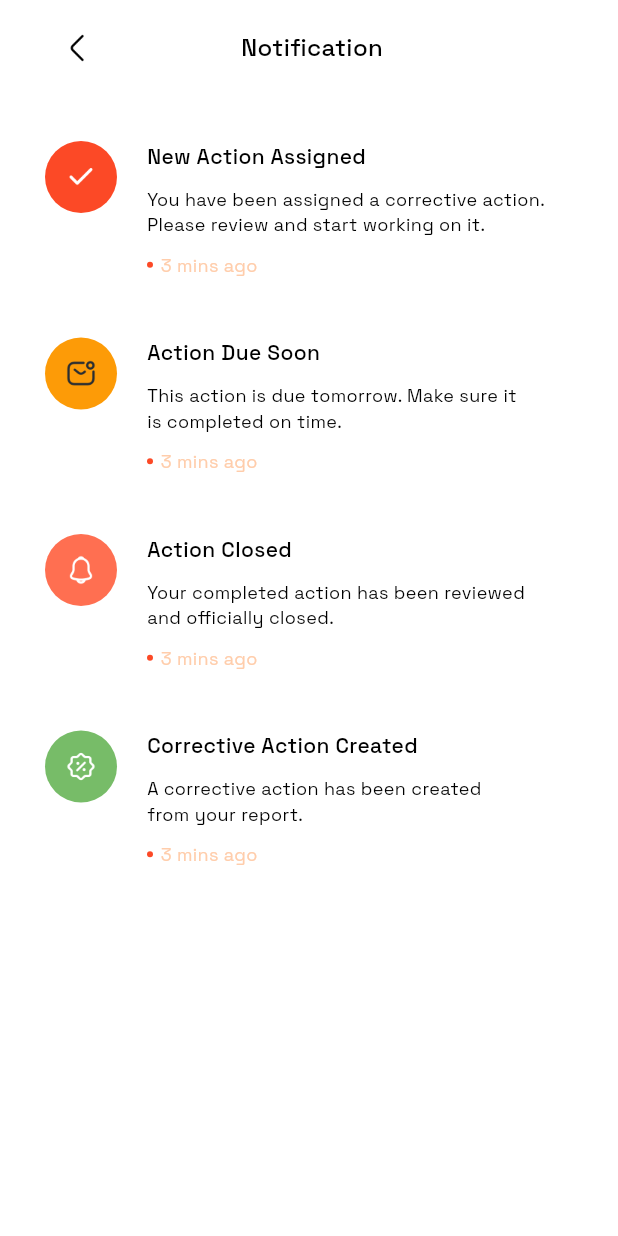
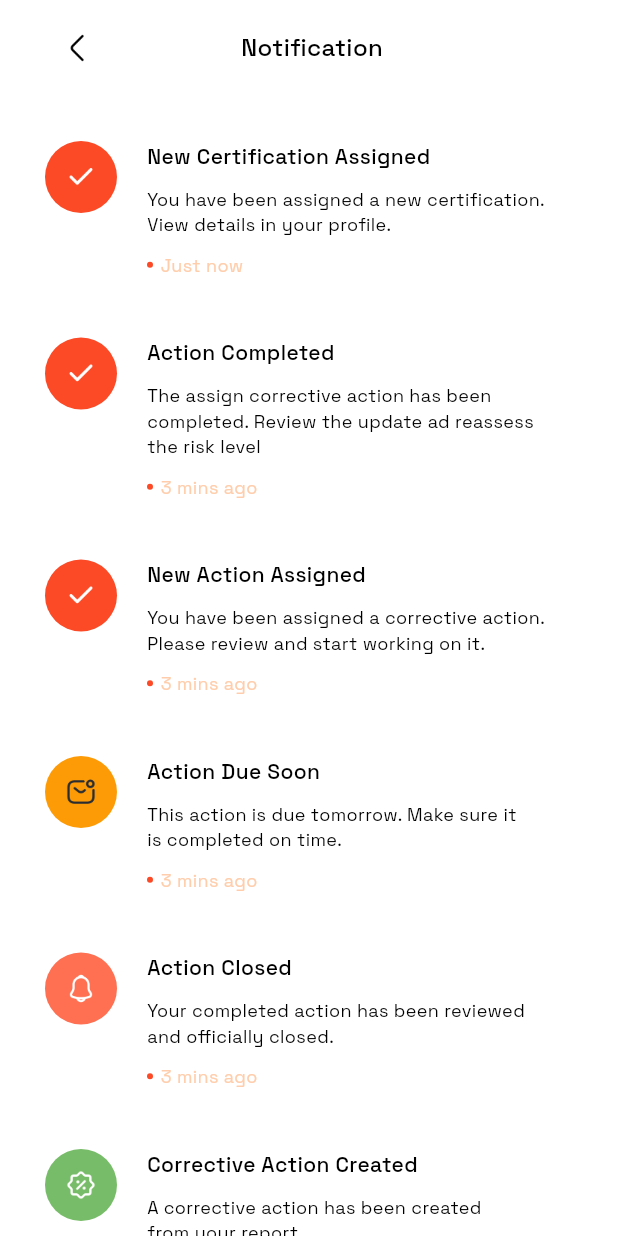
Before and after one commit to Digxital/HSE-Project, a Flutter app: the NotificationScreen screen opened by its route, on a phone screen of 412 x 824 dp. Run offline on Flutter 3.47's test engine with Material 3 defaults, Android fonts, the phone set to English and light mode, and no system bars; our stand-ins replace cached_network_image, flutter_secure_storage, flutter_svg, go_router, google_fonts, image_picker and 2 more; missing offline and left inert: flutter_appauth; accounts and stored records are empty.

Commit message:
implemented Certification UI and updated Notification screen

```diff
--- a/lib/login.dart
+++ b/lib/login.dart
@@ -89,8 +89,8 @@ class _LoginState extends State<Login> {
                             color: Colors.transparent,
                             child: InkWell(
                               borderRadius: BorderRadius.circular(12),
-                              onTap: _isLoading ? null : _signInWithMicrosoft,
-                              // onTap: () => context.push(AppRoutes.bottomNav),
+                              // onTap: _isLoading ? null : _signInWithMicrosoft,
+                              onTap: () => context.push(AppRoutes.bottomNav),
                               child: Center(
                                 child: _isLoading
                                     ? const SizedBox(
--- a/lib/notification_screen.dart
+++ b/lib/notification_screen.dart
@@ -18,10 +18,27 @@ class _NotificationScreenState extends State<NotificationScreen> {
   Widget build(BuildContext context) {
     return Scaffold(
       backgroundColor: Colors.white,
-      body: SafeArea(
+      body: SingleChildScrollView(
+        child: SafeArea(
           child: Column(
             children: [
               const Header(),
+              addVerticalSpace(30),
+              const NotificationMessage(
+                  icon: AppFilePaths.done2,
+                  iconBgColor: AppColors.primaryColor,
+                  title: "New Certification Assigned",
+                  description:
+                      "You have been assigned a new certification.\nView details in your profile.",
+                  time: "Just now"),
+              addVerticalSpace(30),
+              const NotificationMessage(
+                  icon: AppFilePaths.done2,
+                  iconBgColor: AppColors.primaryColor,
+                  title: "Action Completed",
+                  description:
+                      "The assign corrective action has been\ncompleted. Review the update ad reassess\nthe risk level",
+                  time: "3 mins ago"),
               addVerticalSpace(30),
               const NotificationMessage(
                   icon: AppFilePaths.done2,
@@ -55,6 +72,7 @@ class _NotificationScreenState extends State<NotificationScreen> {
                       "A corrective action has been created\nfrom your report.",
                   time: "3 mins ago"),
             ],
+          ),
         ),
       ),
     );
--- a/lib/profile/profile_screen.dart
+++ b/lib/profile/profile_screen.dart
@@ -53,6 +53,11 @@ class _ProfileScreenState extends State<ProfileScreen> {
                       onTap: () => context.push(AppRoutes.editProfile),
                       icon: AppFilePaths.profile3,
                       text: "My Profile"),
+                  addVerticalSpace(10),
+                  ProfileTile(
+                      onTap: () => context.push(AppRoutes.certification),
+                      icon: AppFilePaths.personalCard,
+                      text: "Certification"),
                   addVerticalSpace(10),
                   ProfileTile(
                       onTap: () {},
--- a/lib/utils/app_file_paths.dart
+++ b/lib/utils/app_file_paths.dart
@@ -65,4 +65,6 @@ class AppFilePaths {
   static const String filter = "assets/images/filter.png";
   static const String actionWhite = "assets/images/actions_white.png";
   static const String actionGrey = "assets/images/actions_grey.png";
+  static const String personalCard = "assets/images/personal_card.png";
+  static const String tickCircle = "assets/images/tick_circle.png";
 }
--- a/lib/utils/route.dart
+++ b/lib/utils/route.dart
@@ -18,6 +18,7 @@ class AppRoutes {
 
   // ================= Profile Route paths =================
   static const String editProfile = '/edit-profile';
+  static const String certification = '/certification';
 
   // ================= Report Route paths =================
   static const String createReport = '/create-report';
@@ -52,6 +53,7 @@ class AppRoutes {
   static const String actionSuccessScreenName = 'action-success-screen';
   static const String profileName = 'profile';
   static const String editProfileName = 'edit-profile';
+  static const String certificationName = 'certification';
   static const String createReportName = 'create-report';
   static const String reportAgentName = '/report-agent';
   static const String newReportScreenName = '/new-report-screen';
--- a/lib/utils/router.dart
+++ b/lib/utils/router.dart
@@ -11,6 +11,7 @@ import 'package:invera_hse/login.dart';
 import 'package:invera_hse/new_report_screen.dart';
 import 'package:invera_hse/notification_screen.dart';
 import 'package:invera_hse/onboarding_screen.dart';
+import 'package:invera_hse/profile/certification.dart';
 import 'package:invera_hse/profile/edit_profile.dart';
 import 'package:invera_hse/profile/profile_screen.dart';
 import 'package:invera_hse/report_agent.dart';
@@ -237,6 +238,15 @@ class AppRouter {
               return const EditProfileScreen();
             },
           ),
+
+          // Certification route
+          GoRoute(
+            path: AppRoutes.certification,
+            name: AppRoutes.certificationName,
+            builder: (BuildContext context, GoRouterState state) {
+              return const CertificationScreen();
+            },
+          ),
         ],
       );
 }
```
Also changed, not shown: lib/profile/certification.dart (added, +153 -0 lines), assets/images/personal_card.png (added), assets/images/tick_circle.png (added), 1 other file. Lines whose indentation alone changed are shown as unchanged.
